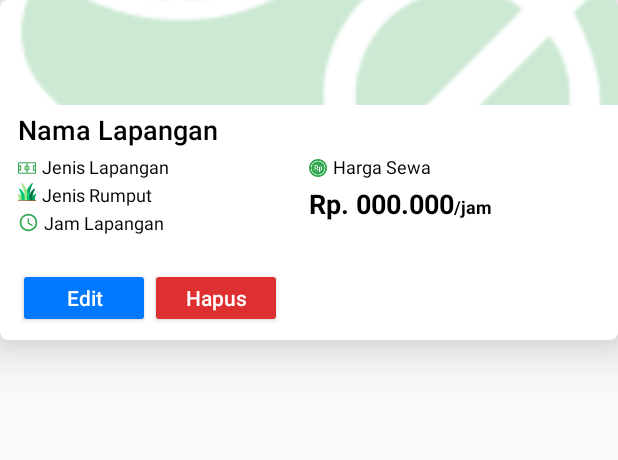
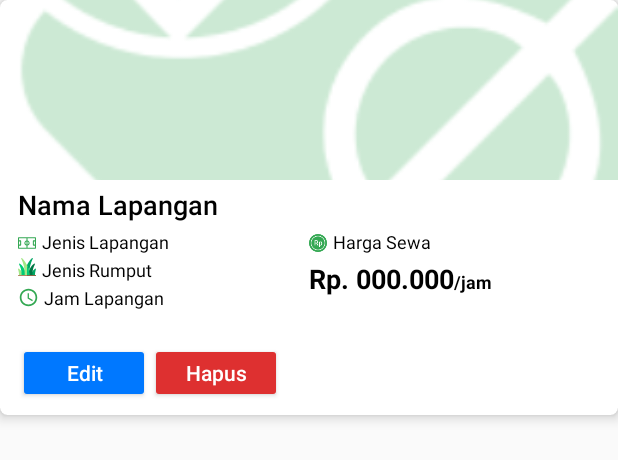
Before and after one commit to adhityapaf/Gelora-Mitra, an Android app: the layout card_holder_lapangan.xml on its own in the app's theme, with its tools: preview values and no code run, on a phone screen of 412 x 824 dp. Shown: the top 460 px of the screen. Run offline under Robolectric (Android 15) with nearby library versions, the light colour scheme and no system bars.

Commit message:
Done : Load image from database using Glide in RecyclerView. Fix : Margin bottom each card holder, Harga text fixed. On Process : RecylcerView for Jam Sewa each Lapangan.

```diff
--- a/app/src/main/java/com/gelora/mitra/adapter/LapanganAdapter.java
+++ b/app/src/main/java/com/gelora/mitra/adapter/LapanganAdapter.java
@@ -46,7 +46,8 @@ public class LapanganAdapter extends RecyclerView.Adapter<LapanganAdapter.ViewHo
         holder.namaLapangan.setText(lapanganData.get(position).getNama_lapangan());
         holder.kategoriLapangan.setText(lapanganData.get(position).getKategori_lapangan());
         holder.jenisLapangan.setText(lapanganData.get(position).getJenis_lapangan());
-
+        String bilanganHarga = String.valueOf(lapanganData.get(position).getHarga());
+        holder.hargaSewa.setText("Rp. "+bilanganHarga);
     }
 
     @Override
--- a/app/src/main/res/layout/card_holder_lapangan.xml
+++ b/app/src/main/res/layout/card_holder_lapangan.xml
@@ -3,8 +3,9 @@
     xmlns:app="http://schemas.android.com/apk/res-auto"
     android:layout_width="match_parent"
     android:layout_height="wrap_content"
+    android:layout_marginBottom="20dp"
     app:cardCornerRadius="5dp"
-    app:cardElevation="20dp">
+    app:cardElevation="5dp">
 
     <RelativeLayout
         android:layout_width="match_parent"
@@ -13,7 +14,7 @@
         <ImageView
             android:id="@+id/lapangan_picture"
             android:layout_width="match_parent"
-            android:layout_height="70dp"
+            android:layout_height="120dp"
             android:layout_alignParentTop="true"
             android:scaleType="centerCrop"
             android:src="@drawable/background_fragments" />
```
Also changed, not shown: app/src/main/java/com/gelora/mitra/activity/TambahkanLapangan.java (+8 -4 lines).
